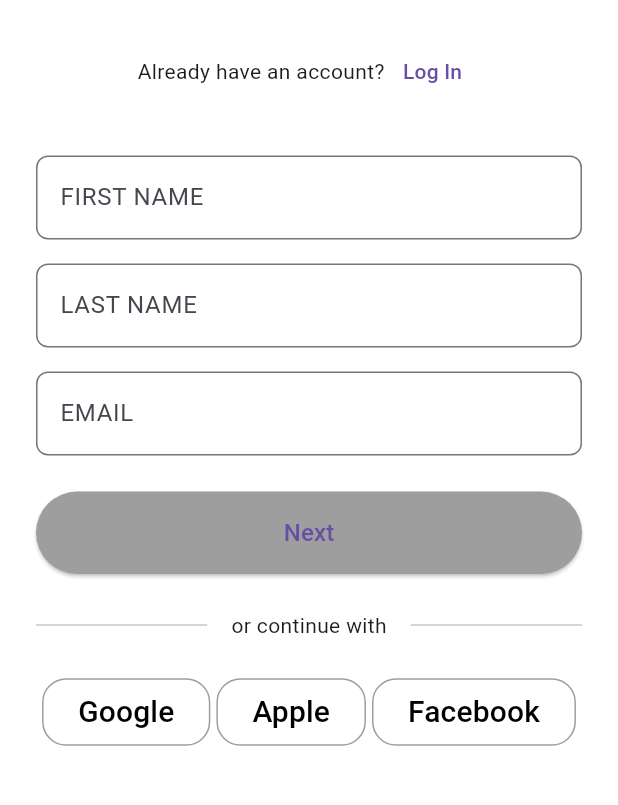
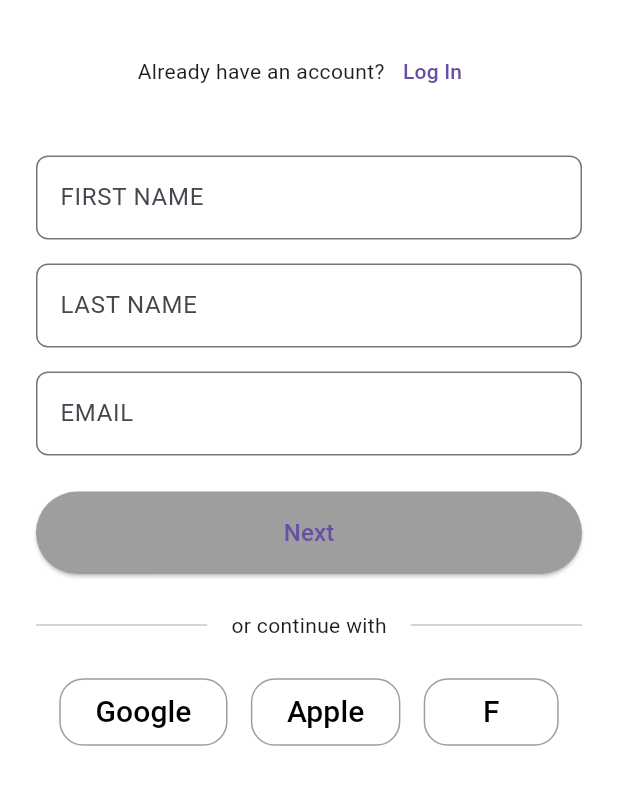
Before and after one commit to vamp-jjang/findre-app, a Flutter app: the SignUpScreen screen opened directly, on a phone screen of 412 x 824 dp, the part 224-1029 px from its top. Run offline on Flutter 3.47's test engine with Material 3 defaults, Android fonts, the phone set to English and light mode, and no system bars; our stand-ins replace firebase_auth, firebase_core; accounts and stored records are empty.

Commit message:
first added firstname,lastname, then changed facebook button

```diff
--- a/lib/auth_services.dart
+++ b/lib/auth_services.dart
@@ -18,6 +18,8 @@ class AuthService {
       email: email, password: password);
   }
   Future<UserCredential> createAccount({
+    required String firstName,
+    required String lastName,
     required email,
     required String password,
     }) async {
--- a/lib/screens/signup_screen.dart
+++ b/lib/screens/signup_screen.dart
@@ -139,7 +139,7 @@ class SignUpScreen extends StatelessWidget {
                     onPressed: () {
                       // TODO: Implement Facebook sign in
                     },
-                    icon: 'Facebook',
+                    icon: 'F',
                   ),
                 ],
               ),
```
